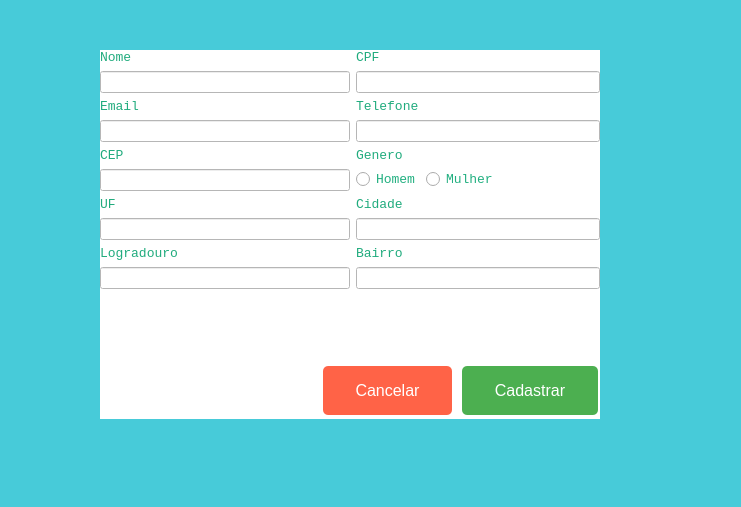
matheusnalmeida/SistemaDeAcademiaPA, file src/view/dialogcadastro.ui: the form before one commit.
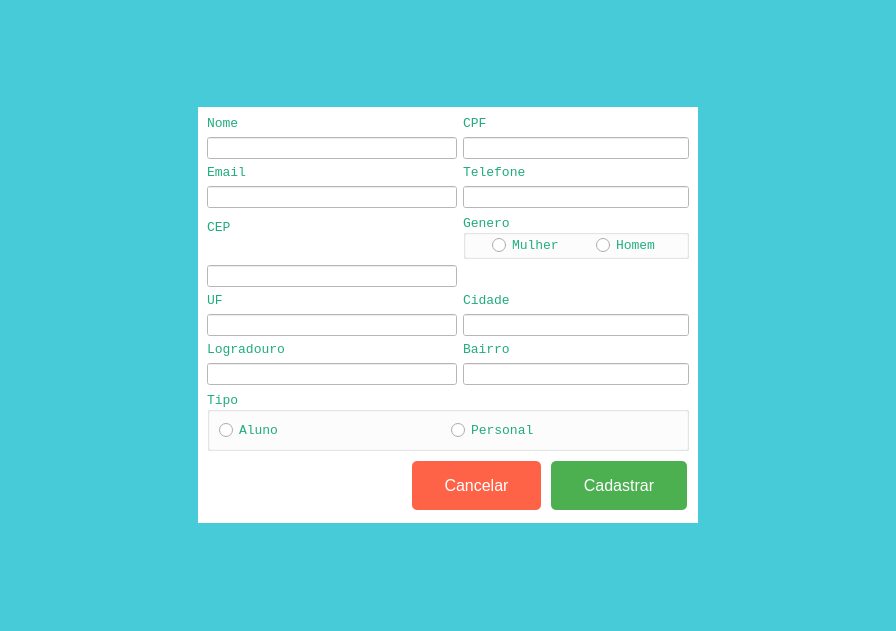
The form after the commit.

Commit message: Alteracao de tela de cadastro para aceitar tipo de usuario

Diff of the .ui file:
```diff
--- a/src/view/dialogcadastro.ui
+++ b/src/view/dialogcadastro.ui
@@ -6,8 +6,8 @@
    <rect>
     <x>0</x>
     <y>0</y>
-    <width>741</width>
-    <height>507</height>
+    <width>896</width>
+    <height>631</height>
    </rect>
   </property>
   <property name="palette">
@@ -455,18 +455,12 @@
   <property name="windowTitle">
    <string>Dialog</string>
   </property>
+  <layout class="QHBoxLayout" name="horizontalLayout_6">
+   <item>
   <widget class="QWidget" name="widget" native="true">
    <property name="enabled">
     <bool>true</bool>
    </property>
-   <property name="geometry">
-    <rect>
-     <x>100</x>
-     <y>50</y>
-     <width>500</width>
-     <height>369</height>
-    </rect>
-   </property>
    <property name="sizePolicy">
     <sizepolicy hsizetype="Fixed" vsizetype="Fixed">
      <horstretch>0</horstretch>
@@ -924,7 +918,7 @@
    <property name="autoFillBackground">
     <bool>true</bool>
    </property>
-   <layout class="QHBoxLayout" name="horizontalLayout_3">
+     <layout class="QHBoxLayout" name="horizontalLayout_5">
     <item>
      <layout class="QVBoxLayout" name="verticalLayout_3">
       <item>
@@ -1642,7 +1636,7 @@
          </widget>
         </item>
         <item row="4" column="1">
-         <widget class="QLabel" name="label_6">
+           <widget class="QGroupBox" name="groupBox_2">
           <property name="palette">
            <palette>
             <active>
@@ -1671,9 +1665,9 @@
              <colorrole role="WindowText">
               <brush brushstyle="SolidPattern">
                <color alpha="255">
-                <red>127</red>
-                <green>127</green>
-                <blue>127</blue>
+                  <red>35</red>
+                  <green>101</green>
+                  <blue>108</blue>
                </color>
               </brush>
              </colorrole>
@@ -1686,9 +1680,141 @@
             <pointsize>10</pointsize>
            </font>
           </property>
-          <property name="text">
+            <property name="title">
            <string>Genero</string>
           </property>
+            <property name="alignment">
+             <set>Qt::AlignLeading|Qt::AlignLeft|Qt::AlignVCenter</set>
+            </property>
+            <layout class="QHBoxLayout" name="horizontalLayout_4">
+             <property name="leftMargin">
+              <number>0</number>
+             </property>
+             <property name="topMargin">
+              <number>0</number>
+             </property>
+             <property name="rightMargin">
+              <number>0</number>
+             </property>
+             <property name="bottomMargin">
+              <number>0</number>
+             </property>
+             <item>
+              <widget class="QRadioButton" name="radioButton_Mulher">
+               <property name="sizePolicy">
+                <sizepolicy hsizetype="Fixed" vsizetype="Fixed">
+                 <horstretch>0</horstretch>
+                 <verstretch>0</verstretch>
+                </sizepolicy>
+               </property>
+               <property name="palette">
+                <palette>
+                 <active>
+                  <colorrole role="WindowText">
+                   <brush brushstyle="SolidPattern">
+                    <color alpha="255">
+                     <red>33</red>
+                     <green>175</green>
+                     <blue>128</blue>
+                    </color>
+                   </brush>
+                  </colorrole>
+                 </active>
+                 <inactive>
+                  <colorrole role="WindowText">
+                   <brush brushstyle="SolidPattern">
+                    <color alpha="255">
+                     <red>33</red>
+                     <green>175</green>
+                     <blue>128</blue>
+                    </color>
+                   </brush>
+                  </colorrole>
+                 </inactive>
+                 <disabled>
+                  <colorrole role="WindowText">
+                   <brush brushstyle="SolidPattern">
+                    <color alpha="255">
+                     <red>127</red>
+                     <green>127</green>
+                     <blue>127</blue>
+                    </color>
+                   </brush>
+                  </colorrole>
+                 </disabled>
+                </palette>
+               </property>
+               <property name="font">
+                <font>
+                 <family>Consolas</family>
+                 <pointsize>10</pointsize>
+                </font>
+               </property>
+               <property name="text">
+                <string>Mulher</string>
+               </property>
+              </widget>
+             </item>
+             <item>
+              <widget class="QRadioButton" name="radioButton_Homem">
+               <property name="sizePolicy">
+                <sizepolicy hsizetype="Fixed" vsizetype="Fixed">
+                 <horstretch>0</horstretch>
+                 <verstretch>0</verstretch>
+                </sizepolicy>
+               </property>
+               <property name="palette">
+                <palette>
+                 <active>
+                  <colorrole role="WindowText">
+                   <brush brushstyle="SolidPattern">
+                    <color alpha="255">
+                     <red>33</red>
+                     <green>175</green>
+                     <blue>128</blue>
+                    </color>
+                   </brush>
+                  </colorrole>
+                 </active>
+                 <inactive>
+                  <colorrole role="WindowText">
+                   <brush brushstyle="SolidPattern">
+                    <color alpha="255">
+                     <red>33</red>
+                     <green>175</green>
+                     <blue>128</blue>
+                    </color>
+                   </brush>
+                  </colorrole>
+                 </inactive>
+                 <disabled>
+                  <colorrole role="WindowText">
+                   <brush brushstyle="SolidPattern">
+                    <color alpha="255">
+                     <red>127</red>
+                     <green>127</green>
+                     <blue>127</blue>
+                    </color>
+                   </brush>
+                  </colorrole>
+                 </disabled>
+                </palette>
+               </property>
+               <property name="font">
+                <font>
+                 <family>Consolas</family>
+                 <pointsize>10</pointsize>
+                </font>
+               </property>
+               <property name="text">
+                <string>Homem</string>
+               </property>
+               <property name="checkable">
+                <bool>true</bool>
+               </property>
+              </widget>
+             </item>
+            </layout>
          </widget>
         </item>
         <item row="5" column="0">
@@ -1702,123 +1828,7 @@
          </widget>
         </item>
         <item row="5" column="1">
-         <layout class="QHBoxLayout" name="horizontalLayout">
-          <item>
-           <widget class="QRadioButton" name="radioButton">
-            <property name="sizePolicy">
-             <sizepolicy hsizetype="Fixed" vsizetype="Fixed">
-              <horstretch>0</horstretch>
-              <verstretch>0</verstretch>
-             </sizepolicy>
-            </property>
-            <property name="palette">
-             <palette>
-              <active>
-               <colorrole role="WindowText">
-                <brush brushstyle="SolidPattern">
-                 <color alpha="255">
-                  <red>33</red>
-                  <green>175</green>
-                  <blue>128</blue>
-                 </color>
-                </brush>
-               </colorrole>
-              </active>
-              <inactive>
-               <colorrole role="WindowText">
-                <brush brushstyle="SolidPattern">
-                 <color alpha="255">
-                  <red>33</red>
-                  <green>175</green>
-                  <blue>128</blue>
-                 </color>
-                </brush>
-               </colorrole>
-              </inactive>
-              <disabled>
-               <colorrole role="WindowText">
-                <brush brushstyle="SolidPattern">
-                 <color alpha="255">
-                  <red>127</red>
-                  <green>127</green>
-                  <blue>127</blue>
-                 </color>
-                </brush>
-               </colorrole>
-              </disabled>
-             </palette>
-            </property>
-            <property name="font">
-             <font>
-              <family>Consolas</family>
-              <pointsize>10</pointsize>
-             </font>
-            </property>
-            <property name="text">
-             <string>Homem</string>
-            </property>
-            <property name="checkable">
-             <bool>true</bool>
-            </property>
-           </widget>
-          </item>
-          <item>
-           <widget class="QRadioButton" name="radioButton_2">
-            <property name="sizePolicy">
-             <sizepolicy hsizetype="Fixed" vsizetype="Fixed">
-              <horstretch>0</horstretch>
-              <verstretch>0</verstretch>
-             </sizepolicy>
-            </property>
-            <property name="palette">
-             <palette>
-              <active>
-               <colorrole role="WindowText">
-                <brush brushstyle="SolidPattern">
-                 <color alpha="255">
-                  <red>33</red>
-                  <green>175</green>
-                  <blue>128</blue>
-                 </color>
-                </brush>
-               </colorrole>
-              </active>
-              <inactive>
-               <colorrole role="WindowText">
-                <brush brushstyle="SolidPattern">
-                 <color alpha="255">
-                  <red>33</red>
-                  <green>175</green>
-                  <blue>128</blue>
-                 </color>
-                </brush>
-               </colorrole>
-              </inactive>
-              <disabled>
-               <colorrole role="WindowText">
-                <brush brushstyle="SolidPattern">
-                 <color alpha="255">
-                  <red>127</red>
-                  <green>127</green>
-                  <blue>127</blue>
-                 </color>
-                </brush>
-               </colorrole>
-              </disabled>
-             </palette>
-            </property>
-            <property name="font">
-             <font>
-              <family>Consolas</family>
-              <pointsize>10</pointsize>
-             </font>
-            </property>
-            <property name="text">
-             <string>Mulher</string>
-            </property>
-           </widget>
-          </item>
-         </layout>
+           <layout class="QHBoxLayout" name="horizontalLayout"/>
         </item>
         <item row="6" column="0">
          <widget class="QLabel" name="label_9">
@@ -2060,6 +2070,93 @@
           </property>
          </widget>
         </item>
+          <item row="10" column="0" colspan="2">
+           <widget class="QGroupBox" name="groupBox">
+            <property name="minimumSize">
+             <size>
+              <width>0</width>
+              <height>60</height>
+             </size>
+            </property>
+            <property name="maximumSize">
+             <size>
+              <width>16777215</width>
+              <height>50</height>
+             </size>
+            </property>
+            <property name="palette">
+             <palette>
+              <active>
+               <colorrole role="WindowText">
+                <brush brushstyle="SolidPattern">
+                 <color alpha="255">
+                  <red>32</red>
+                  <green>171</green>
+                  <blue>125</blue>
+                 </color>
+                </brush>
+               </colorrole>
+              </active>
+              <inactive>
+               <colorrole role="WindowText">
+                <brush brushstyle="SolidPattern">
+                 <color alpha="255">
+                  <red>32</red>
+                  <green>171</green>
+                  <blue>125</blue>
+                 </color>
+                </brush>
+               </colorrole>
+              </inactive>
+              <disabled>
+               <colorrole role="WindowText">
+                <brush brushstyle="SolidPattern">
+                 <color alpha="255">
+                  <red>35</red>
+                  <green>101</green>
+                  <blue>108</blue>
+                 </color>
+                </brush>
+               </colorrole>
+              </disabled>
+             </palette>
+            </property>
+            <property name="font">
+             <font>
+              <family>Consolas</family>
+              <pointsize>10</pointsize>
+             </font>
+            </property>
+            <property name="title">
+             <string>Tipo</string>
+            </property>
+            <property name="alignment">
+             <set>Qt::AlignLeading|Qt::AlignLeft|Qt::AlignVCenter</set>
+            </property>
+            <property name="flat">
+             <bool>false</bool>
+            </property>
+            <layout class="QHBoxLayout" name="horizontalLayout_3">
+             <item>
+              <widget class="QRadioButton" name="radioButton_Aluno">
+               <property name="text">
+                <string>Aluno</string>
+               </property>
+               <property name="autoExclusive">
+                <bool>true</bool>
+               </property>
+              </widget>
+             </item>
+             <item>
+              <widget class="QRadioButton" name="radioButton_Personal">
+               <property name="text">
+                <string>Personal</string>
+               </property>
+              </widget>
+             </item>
+            </layout>
+           </widget>
+          </item>
        </layout>
       </item>
       <item>
@@ -2119,6 +2216,8 @@
     </item>
    </layout>
   </widget>
+   </item>
+  </layout>
  </widget>
  <resources/>
  <connections/>
```
Lines whose indentation alone changed are shown as unchanged. The commit also changes 4 other files.
